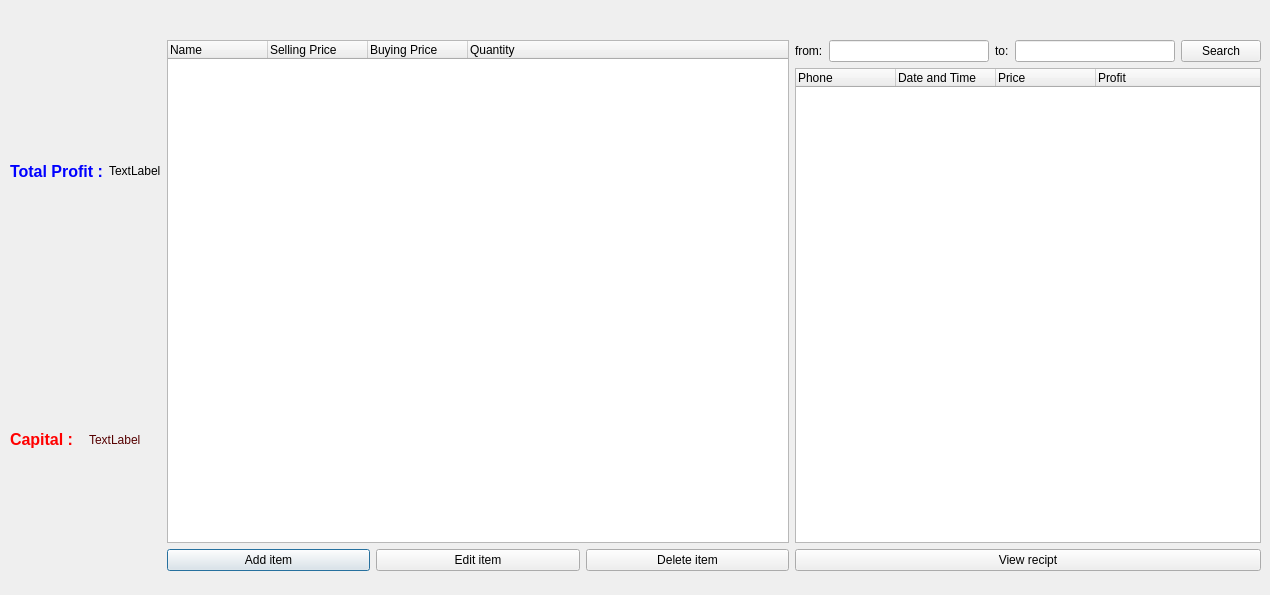
Before: the Qt Designer form storemenu.ui in omarabdo997/super-market-cashier, drawn with Qt 5.
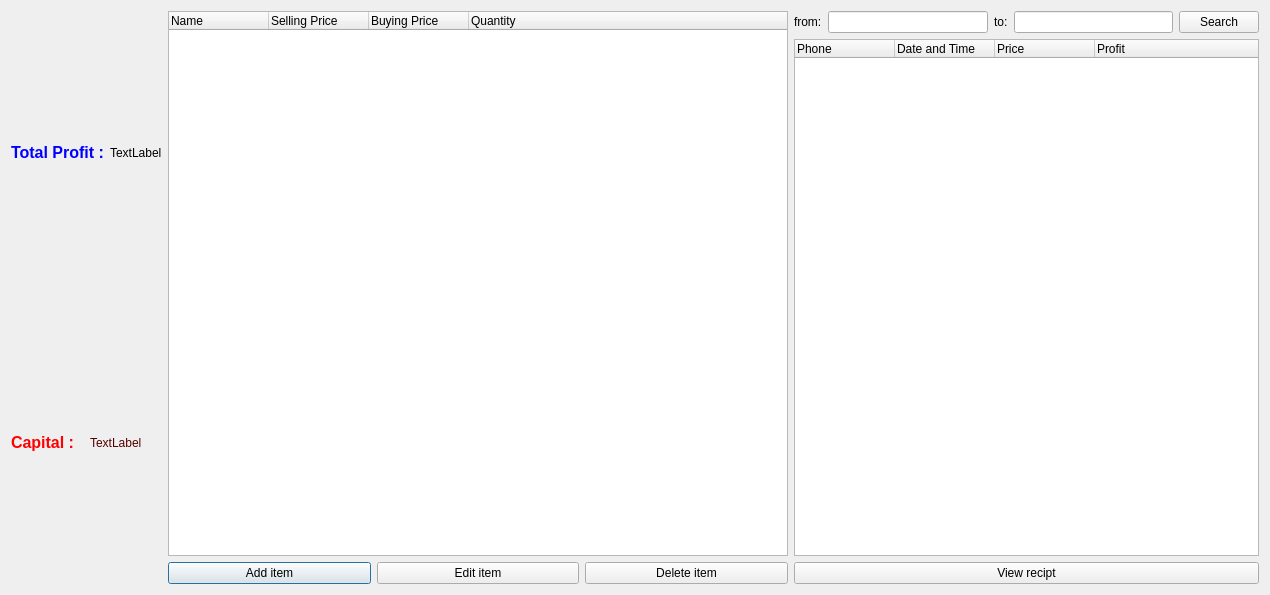
After: the same form once the commit is applied.

```diff
--- a/storemenu.ui
+++ b/storemenu.ui
@@ -13,15 +13,8 @@
   <property name="windowTitle">
    <string>Dialog</string>
   </property>
-  <widget class="QWidget" name="">
-   <property name="geometry">
-    <rect>
-     <x>10</x>
-     <y>40</y>
-     <width>1251</width>
-     <height>531</height>
-    </rect>
-   </property>
+  <layout class="QGridLayout" name="gridLayout_2">
+   <item row="0" column="0">
    <layout class="QHBoxLayout" name="horizontalLayout_4" stretch="0,4,3">
     <item>
      <layout class="QVBoxLayout" name="verticalLayout_3">
@@ -194,7 +187,8 @@
      </layout>
     </item>
    </layout>
-  </widget>
+   </item>
+  </layout>
  </widget>
  <resources/>
  <connections/>
```
Lines whose indentation alone changed are shown as unchanged.
